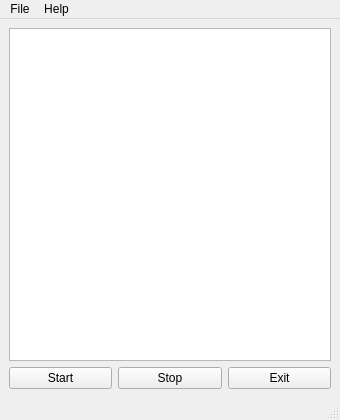
Before: the Qt Designer form ui/gui.ui in shengyu7697/YahooStock, drawn with Qt 5.
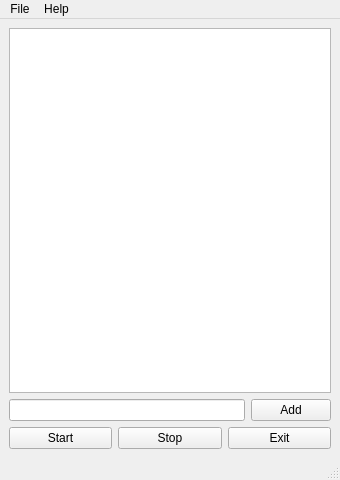
After: the same form once the commit is applied.

Commit message: Add button to add stock

```diff
--- a/ui/gui.ui
+++ b/ui/gui.ui
@@ -7,7 +7,7 @@
     <x>0</x>
     <y>0</y>
     <width>340</width>
-    <height>420</height>
+    <height>480</height>
    </rect>
   </property>
   <property name="windowTitle">
@@ -24,6 +24,20 @@
         </item>
        </layout>
       </item>
+      <item>
+       <layout class="QHBoxLayout" name="horizontalLayout_3">
+        <item>
+         <widget class="QLineEdit" name="lineEdit"/>
+        </item>
+        <item>
+         <widget class="QPushButton" name="pushButtonAdd">
+          <property name="text">
+           <string>Add</string>
+          </property>
+         </widget>
+        </item>
+       </layout>
+      </item>
       <item>
        <layout class="QHBoxLayout" name="horizontalLayout_2">
         <item>
```
The commit also changes 3 other files.
